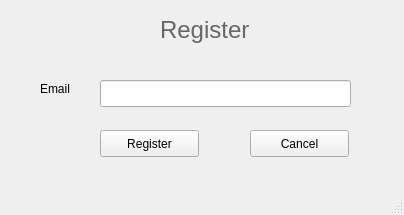
Above: guis/register.ui from password-manager/linux before the change. Below: the same form after it.
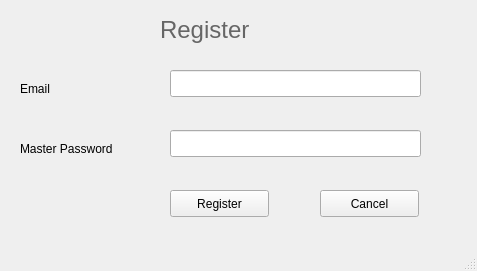
That is the form after the change.

Commit message: Add master password to register. Write to file

What changed in the file:
```diff
--- a/guis/register.ui
+++ b/guis/register.ui
@@ -6,8 +6,8 @@
    <rect>
     <x>0</x>
     <y>0</y>
-    <width>404</width>
-    <height>215</height>
+    <width>477</width>
+    <height>271</height>
    </rect>
   </property>
   <property name="windowTitle">
@@ -30,8 +30,8 @@
    <widget class="QLineEdit" name="email">
     <property name="geometry">
      <rect>
-      <x>100</x>
-      <y>80</y>
+      <x>170</x>
+      <y>70</y>
       <width>251</width>
       <height>27</height>
      </rect>
@@ -40,7 +40,7 @@
    <widget class="QLabel" name="label_2">
     <property name="geometry">
      <rect>
-      <x>40</x>
+      <x>20</x>
       <y>80</y>
       <width>67</width>
       <height>17</height>
@@ -53,8 +53,8 @@
    <widget class="QPushButton" name="registerButton">
     <property name="geometry">
      <rect>
-      <x>100</x>
-      <y>130</y>
+      <x>170</x>
+      <y>190</y>
       <width>99</width>
       <height>27</height>
      </rect>
@@ -66,8 +66,8 @@
    <widget class="QPushButton" name="cancelButton">
     <property name="geometry">
      <rect>
-      <x>250</x>
-      <y>130</y>
+      <x>320</x>
+      <y>190</y>
       <width>99</width>
       <height>27</height>
      </rect>
@@ -76,6 +76,29 @@
      <string>Cancel</string>
     </property>
    </widget>
+   <widget class="QLabel" name="label_3">
+    <property name="geometry">
+     <rect>
+      <x>20</x>
+      <y>140</y>
+      <width>121</width>
+      <height>17</height>
+     </rect>
+    </property>
+    <property name="text">
+     <string>Master Password</string>
+    </property>
+   </widget>
+   <widget class="QLineEdit" name="master_password">
+    <property name="geometry">
+     <rect>
+      <x>170</x>
+      <y>130</y>
+      <width>251</width>
+      <height>27</height>
+     </rect>
+    </property>
+   </widget>
   </widget>
   <widget class="QMenuBar" name="menubar">
    <property name="geometry">
```
Left out of the diff: 2 changed lines with no effect on the pictures. The commit also changes 2 other files.
